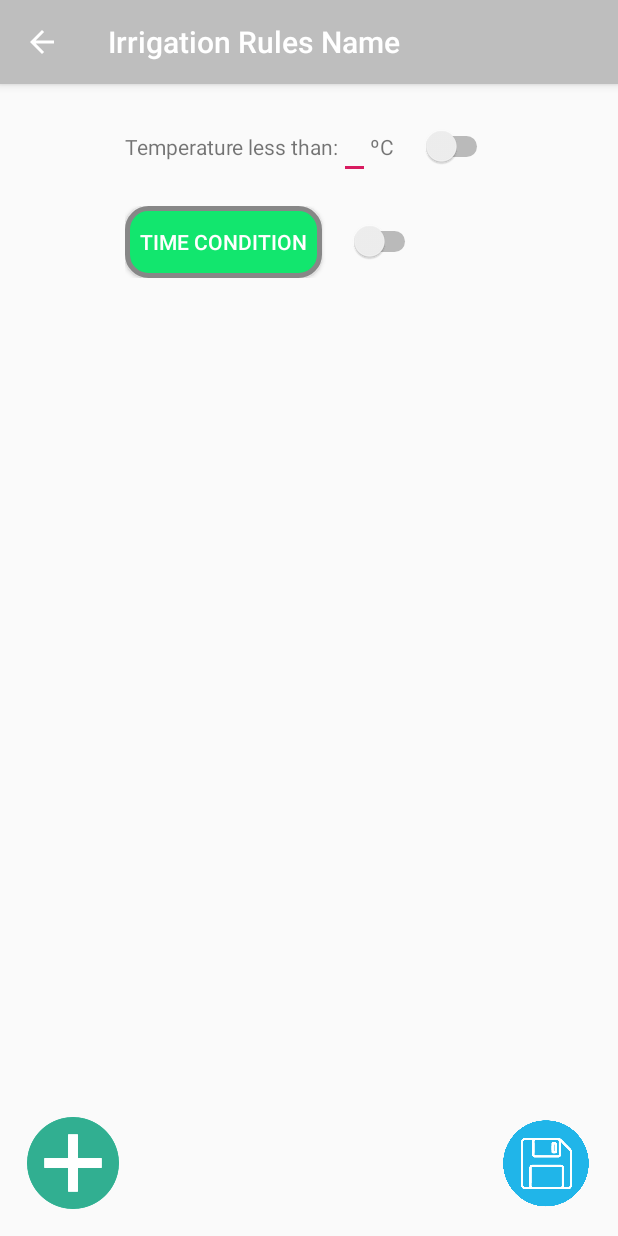
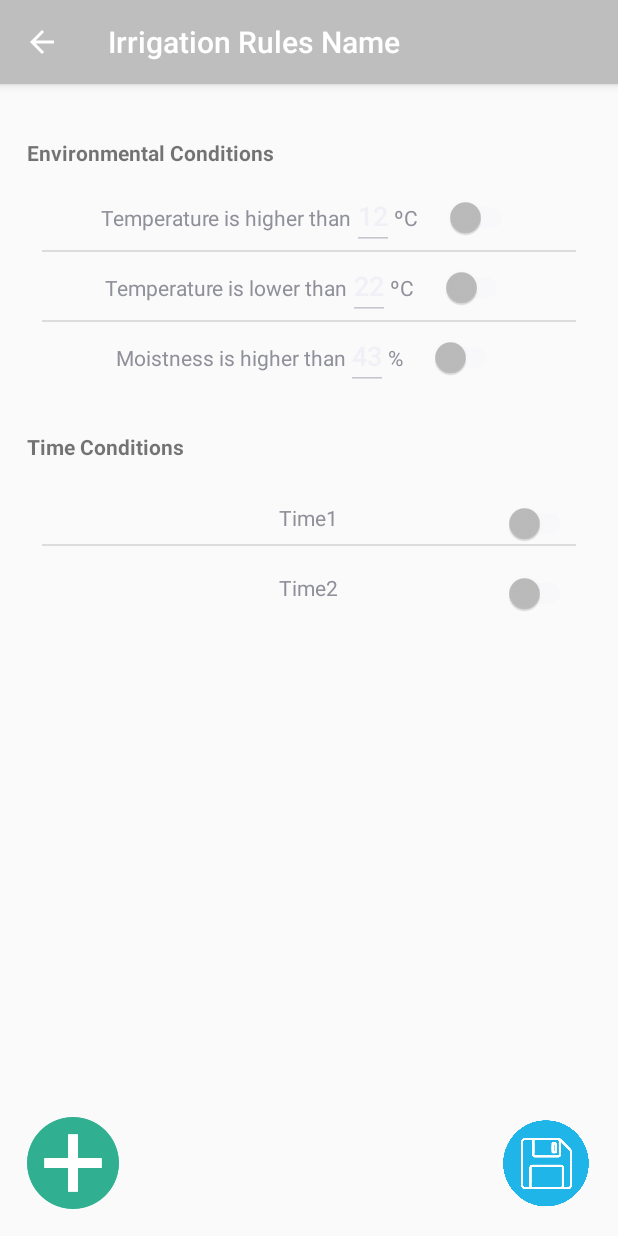
Before and after one commit to GarduinoTeam/Garduino, an Android app: the EditIrrigationRule screen opened directly, with no data from a screen before it, on a phone screen of 412 x 824 dp. Run offline under Robolectric (Android 15) with nearby library versions, the light colour scheme and no system bars.

Commit message:
Implemented listviews to list conditions

```diff
--- a/GarduinoAndroid/app/src/main/java/com/example/garduinoandroid/EditIrrigationRule.java
+++ b/GarduinoAndroid/app/src/main/java/com/example/garduinoandroid/EditIrrigationRule.java
@@ -6,14 +6,31 @@ import android.graphics.drawable.ColorDrawable;
 import android.os.Bundle;
 import android.view.MenuItem;
 import android.view.View;
+import android.widget.AdapterView;
 import android.widget.Button;
+import android.widget.ListView;
 
 import androidx.appcompat.app.ActionBar;
 import androidx.appcompat.app.AppCompatActivity;
 
 import java.io.Serializable;
+import java.util.ArrayList;
 
 public class EditIrrigationRule extends AppCompatActivity implements View.OnClickListener{
+
+
+    ListView listViewTime;
+    String[] labelListItems;
+    String[] valueListItems;
+    String[] measureListItems;
+    ArrayList<EditTextCondition> conditionArrayList;
+    EditTextConditionAdapter adapter;
+
+    RuleAdapter adapterTime;
+    ListView listViewEdit;
+    ArrayList<Rule> timeConditonArrayList;
+    String[] labelListTimeCondition;
+
     Button save;
     Button add;
     Button time;
@@ -21,6 +38,7 @@ public class EditIrrigationRule extends AppCompatActivity implements View.OnClic
     Boolean informationBoolean;
     Boolean addRule;
     String irrigationRules;
+
     @Override
     protected void onCreate(Bundle savedInstanceState) {
         ActionBar actionBar = getSupportActionBar();
@@ -39,8 +57,8 @@ public class EditIrrigationRule extends AppCompatActivity implements View.OnClic
         add = (Button) findViewById(R.id.addCondition);
         add.setOnClickListener(this);
 
-        time = (Button) findViewById(R.id.buttonTimeCondition);
-        time.setOnClickListener(this);
+//        time = (Button) findViewById(R.id.buttonTimeCondition);
+//        time.setOnClickListener(this);
 
         Bundle bundle = getIntent().getExtras();
         if(bundle != null) {
@@ -49,7 +67,50 @@ public class EditIrrigationRule extends AppCompatActivity implements View.OnClic
             addRule = (Boolean) getIntent().getExtras().get("addRule");
         }
 
+        //Start ListConditions
+        listViewEdit = (ListView) findViewById(R.id.listEditTextConditions);
+
+        labelListItems = getResources().getStringArray(R.array.conditionLabel);
+        valueListItems = getResources().getStringArray(R.array.valueCondition);
+        measureListItems = getResources().getStringArray(R.array.measureCondition);
+
+        conditionArrayList = new ArrayList<EditTextCondition>();
+        conditionArrayList.add(new EditTextCondition(1, labelListItems[0],valueListItems[0],measureListItems[0]));
+        conditionArrayList.add(new EditTextCondition(2, labelListItems[1],valueListItems[1],measureListItems[1]));
+        conditionArrayList.add(new EditTextCondition(3, labelListItems[2],valueListItems[2],measureListItems[2]));
+
+
+        adapter = new EditTextConditionAdapter(getApplicationContext(), conditionArrayList);
+        listViewEdit.setAdapter(adapter);
+
+        //End ListView
+
+        //Start ListTimeConditions
+        listViewTime = (ListView) findViewById(R.id.listTimeConditons);
+
+        labelListTimeCondition = getResources().getStringArray(R.array.timeConditionLabel);
+
+        timeConditonArrayList = new ArrayList<Rule>();
+        timeConditonArrayList.add(new Rule(1, labelListTimeCondition[0]));
+        timeConditonArrayList.add(new Rule(2, labelListTimeCondition[1]));
+
+        adapterTime = new RuleAdapter(getApplicationContext(), timeConditonArrayList);
+        listViewTime.setAdapter(adapterTime);
+
+        listViewTime.setOnItemClickListener(new AdapterView.OnItemClickListener() {
+            @Override
+            public void onItemClick(AdapterView<?> parent, View view, int position, long id) {
+                Rule timeCondition = (Rule) parent.getItemAtPosition(position);
+                Intent intent = new Intent(getApplication(), TimeConditions.class);
+                intent.putExtra("timeCondition", (Serializable) timeCondition);
+                intent.putExtra("object", (Serializable) obj);
+                intent.putExtra("btnSettingsDPS", informationBoolean);
+                startActivity(intent);
+            }
+        });
+
     }
+
     public boolean onOptionsItemSelected(MenuItem item){
         Intent myIntent = new Intent(getApplicationContext(), IrrigationRules.class);
         myIntent.putExtra("object", (Serializable) obj);
@@ -78,13 +139,13 @@ public class EditIrrigationRule extends AppCompatActivity implements View.OnClic
                 startActivity(intentAdd);
                 break;
 
-            case R.id.buttonTimeCondition:
-                Intent intentTime = new Intent(this, TimeConditions.class);
-                intentTime.putExtra("object", (Serializable) obj);
-                intentTime.putExtra("btnSettingsDPS", informationBoolean);
-                intentTime.putExtra("addRule", addRule);
-                startActivity(intentTime);
-                break;
+//            case R.id.buttonTimeCondition:
+//                Intent intentTime = new Intent(this, TimeConditions.class);
+//                intentTime.putExtra("object", (Serializable) obj);
+//                intentTime.putExtra("btnSettingsDPS", informationBoolean);
+//                intentTime.putExtra("addRule", addRule);
+//                startActivity(intentTime);
+//                break;
             default:
                 break;
         }
--- /dev/null
+++ b/GarduinoAndroid/app/src/main/java/com/example/garduinoandroid/EditTextCondition.java
@@ -0,0 +1,49 @@
+package com.example.garduinoandroid;
+
+import java.io.Serializable;
+
+public class EditTextCondition implements Serializable {
+    private int id;
+    private String title;
+    private String edit;
+    private String measure;
+
+    public EditTextCondition(int id, String title, String edit, String measure) {
+        this.id = id;
+        this.title = title;
+        this.edit = edit;
+        this.measure = measure;
+    }
+
+    public void setId(int id) {
+        this.id = id;
+    }
+
+    public int getId() {
+        return id;
+    }
+
+    public void setTitle(String title) {
+        this.title = title;
+    }
+
+    public String getTitle() {
+        return title;
+    }
+
+    public void setEdit(String edit) {
+        this.edit = edit;
+    }
+
+    public String getEdit() {
+        return edit;
+    }
+
+    public void setMeasure(String measure) {
+        this.measure = measure;
+    }
+
+    public String getMeasure() {
+        return measure;
+    }
+}
--- /dev/null
+++ b/GarduinoAndroid/app/src/main/java/com/example/garduinoandroid/EditTextConditionAdapter.java
@@ -0,0 +1,93 @@
+package com.example.garduinoandroid;
+
+import android.content.Context;
+import android.view.LayoutInflater;
+import android.view.View;
+import android.view.ViewGroup;
+import android.widget.BaseAdapter;
+import android.widget.CompoundButton;
+import android.widget.EditText;
+import android.widget.ImageView;
+import android.widget.Switch;
+import android.widget.TextView;
+import android.widget.Toast;
+
+import java.util.ArrayList;
+import java.util.List;
+import java.util.Locale;
+
+public class EditTextConditionAdapter extends BaseAdapter
+{
+    Context context;
+    List<EditTextCondition> listObjects;
+    ArrayList<EditTextCondition> arrayList;
+
+    public EditTextConditionAdapter(Context context, List<EditTextCondition> listObjects) {
+        this.context = context;
+        this.listObjects = listObjects;
+        this.arrayList = new ArrayList<EditTextCondition>();
+        this.arrayList.addAll(listObjects);
+    }
+
+    public void filter(String charText){
+        charText = charText.toLowerCase(Locale.getDefault());
+        listObjects.clear();
+        if (charText.length()==0){
+            listObjects.addAll(arrayList);
+        }
+        else {
+            for (EditTextCondition data : arrayList){
+                if (data.getTitle().toLowerCase(Locale.getDefault())
+                        .contains(charText)){
+                    listObjects.add(data);
+                }
+            }
+        }
+        notifyDataSetChanged();
+    }
+
+    @Override
+    public int getCount() {
+        return listObjects.size();
+    }
+
+    @Override
+    public Object getItem(int position) {
+        return listObjects.get(position);
+    }
+
+    @Override
+    public long getItemId(int position) {
+        return listObjects.get(position).getId();
+    }
+
+    @Override
+    public View getView(int position, View convertView, ViewGroup parent) {
+        View view;
+
+        LayoutInflater inflate = LayoutInflater.from(context);
+        view = inflate.inflate(R.layout.edit_condition_list, null);
+
+        EditText edit = (EditText) view.findViewById(R.id.editTextEditCondition);
+        TextView title = (TextView) view.findViewById(R.id.textVieweEditCondition);
+        TextView measure = (TextView) view.findViewById(R.id.measureEditCondition);
+        Switch sw = (Switch) view.findViewById(R.id.switchEditCondition);
+
+        sw.setOnCheckedChangeListener(new CompoundButton.OnCheckedChangeListener() {
+            @Override
+            public void onCheckedChanged(CompoundButton buttonView, boolean isChecked) {
+                if(isChecked){
+                    Toast.makeText(context, "On", Toast.LENGTH_SHORT).show();
+                } else {
+                    Toast.makeText(context, "Off", Toast.LENGTH_SHORT).show();
+                }
+            }
+        });
+
+        title.setText(listObjects.get(position).getTitle());
+        edit.setText(listObjects.get(position).getEdit());
+        measure.setText(listObjects.get(position).getMeasure());
+
+        return view;
+    }
+}
--- /dev/null
+++ b/GarduinoAndroid/app/src/main/res/layout/edit_condition_list.xml
@@ -0,0 +1,40 @@
+<?xml version="1.0" encoding="utf-8"?>
+<RelativeLayout xmlns:android="http://schemas.android.com/apk/res/android"
+    android:orientation="horizontal"
+    android:layout_width="match_parent"
+    android:layout_height="match_parent"
+    android:layout_margin="18dp">
+
+        <LinearLayout
+            android:id="@+id/editTextCondition"
+            android:layout_width="wrap_content"
+            android:layout_height="wrap_content"
+            android:orientation="horizontal"
+            android:layout_centerHorizontal="true">
+                <TextView
+                    android:id="@+id/textVieweEditCondition"
+                    android:layout_width="wrap_content"
+                    android:layout_height="wrap_content"
+                    android:text="@string/editTemperatureIrrig" />
+
+                <EditText
+                    android:id="@+id/editTextEditCondition"
+                    android:layout_width="wrap_content"
+                    android:layout_height="wrap_content" />
+                <TextView
+                    android:id="@+id/measureEditCondition"
+                    android:layout_width="wrap_content"
+                    android:layout_height="wrap_content"
+                    android:text="@string/editTemperatureIrrigC"
+                    android:layout_marginRight="@dimen/dim_18"
+                    />
+
+                <Switch
+                    android:id="@+id/switchEditCondition"
+                    android:layout_width="wrap_content"
+                    android:layout_height="wrap_content"
+                    android:focusable="false"
+                    android:importantForAccessibility="no"/>
+
+        </LinearLayout>
+</RelativeLayout>
--- a/GarduinoAndroid/app/src/main/res/layout/edit_irrigation_rule.xml
+++ b/GarduinoAndroid/app/src/main/res/layout/edit_irrigation_rule.xml
@@ -3,60 +3,88 @@
     android:orientation="vertical" android:layout_width="match_parent"
     android:layout_height="match_parent"
     android:layout_margin="18dp">
-
     <LinearLayout
-        android:id="@+id/temperature"
         android:layout_width="wrap_content"
         android:layout_height="wrap_content"
-        android:orientation="horizontal"
-        android:layout_centerHorizontal="true">
-            <TextView
-                android:layout_width="wrap_content"
-                android:layout_height="wrap_content"
-                android:text="@string/editTemperatureIrrig" />
-
-            <EditText
-                android:layout_width="wrap_content"
-                android:layout_height="wrap_content" />
-            <TextView
-                android:layout_width="wrap_content"
-                android:layout_height="wrap_content"
-                android:text="@string/editTemperatureIrrigC"
-                android:layout_marginRight="@dimen/dim_18"
-                />
-
-            <Switch
-                android:layout_width="wrap_content"
-                android:layout_height="wrap_content" />
-
+        android:orientation="vertical">
+        <TextView
+            android:layout_width="match_parent"
+            android:layout_height="wrap_content"
+            android:text="@string/environmentalConditions"
+            android:textStyle="bold"
+            android:paddingTop="@dimen/dim_18"/>
+        <ListView
+            android:id="@+id/listEditTextConditions"
+            android:layout_width="match_parent"
+            android:layout_height="match_parent"
+            android:padding="@dimen/dim_10" />
+        <TextView
+            android:layout_width="match_parent"
+            android:layout_height="wrap_content"
+            android:text="@string/timeConditions"
+            android:textStyle="bold"
+            android:paddingTop="@dimen/dim_18"/>
+        <ListView
+            android:id="@+id/listTimeConditons"
+            android:layout_width="match_parent"
+            android:layout_height="match_parent"
+            android:padding="@dimen/dim_10" />
     </LinearLayout>
 
 
+<!--    <LinearLayout-->
+<!--        android:id="@+id/temperature"-->
+<!--        android:layout_width="wrap_content"-->
+<!--        android:layout_height="wrap_content"-->
+<!--        android:orientation="horizontal"-->
+<!--        android:layout_centerHorizontal="true">-->
+<!--            <TextView-->
+<!--                android:layout_width="wrap_content"-->
+<!--                android:layout_height="wrap_content"-->
+<!--                android:text="@string/editTemperatureIrrig" />-->
 
-    <LinearLayout
-        android:id="@+id/timeCondition"
-        android:layout_width="wrap_content"
-        android:layout_height="wrap_content"
-        android:orientation="horizontal"
-        android:layout_below="@+id/temperature"
-        android:paddingTop="18dp"
-        android:layout_alignLeft="@+id/temperature">
+<!--            <EditText-->
+<!--                android:layout_width="wrap_content"-->
+<!--                android:layout_height="wrap_content" />-->
+<!--            <TextView-->
+<!--                android:layout_width="wrap_content"-->
+<!--                android:layout_height="wrap_content"-->
+<!--                android:text="@string/editTemperatureIrrigC"-->
+<!--                android:layout_marginRight="@dimen/dim_18"-->
+<!--                />-->
 
-        <Button
-            android:id="@+id/buttonTimeCondition"
-            android:layout_width="wrap_content"
-            android:layout_height="wrap_content"
-            android:layout_marginRight="@dimen/dim_18"
-            android:text="@string/btnTimeCondition"
-            android:padding="@dimen/dim_10"
-            android:textColor="#FFFFFF"
-            android:background="@drawable/custom_button"/>
+<!--            <Switch-->
+<!--                android:layout_width="wrap_content"-->
+<!--                android:layout_height="wrap_content" />-->
 
-        <Switch
-            android:layout_width="wrap_content"
-            android:layout_height="wrap_content"
-            />
-    </LinearLayout>
+<!--    </LinearLayout>-->
+
+
+
+<!--    <LinearLayout-->
+<!--        android:id="@+id/timeCondition"-->
+<!--        android:layout_width="wrap_content"-->
+<!--        android:layout_height="wrap_content"-->
+<!--        android:orientation="horizontal"-->
+<!--        android:layout_below="@+id/temperature"-->
+<!--        android:paddingTop="18dp"-->
+<!--        android:layout_alignLeft="@+id/temperature">-->
+
+<!--        <Button-->
+<!--            android:id="@+id/buttonTimeCondition"-->
+<!--            android:layout_width="wrap_content"-->
+<!--            android:layout_height="wrap_content"-->
+<!--            android:layout_marginRight="@dimen/dim_18"-->
+<!--            android:text="@string/btnTimeCondition"-->
+<!--            android:padding="@dimen/dim_10"-->
+<!--            android:textColor="#FFFFFF"-->
+<!--            android:background="@drawable/custom_button"/>-->
+
+<!--        <Switch-->
+<!--            android:layout_width="wrap_content"-->
+<!--            android:layout_height="wrap_content"-->
+<!--            />-->
+<!--    </LinearLayout>-->
 
     <Button
         android:id="@+id/addCondition"
--- a/GarduinoAndroid/app/src/main/res/values/strings.xml
+++ b/GarduinoAndroid/app/src/main/res/values/strings.xml
@@ -31,6 +31,38 @@
     <string name="btn_settings_information_irrigation_rules">IRRIGATION RULES</string>
     <string name="tv_settings_information_hint_device">Device name 1</string>
     <string name="btn_settings_information_save">SAVE</string>
+
+    <!--                              LIST ITEMS conditionLabel                                  -->
+
+    <string-array name="timeConditionLabel" >
+        <item>Time1</item>
+        <item>Time2</item>
+    </string-array>
+
+
+    <!--                              LIST ITEMS conditionLabel                                  -->
+
+    <string-array name="conditionLabel" >
+        <item>Temperature is higher than</item>
+        <item>Temperature is lower than</item>
+        <item>Moistness is higher than</item>
+    </string-array>
+
+    <!--                              LIST ITEMS valueCondition                                   -->
+
+    <string-array name="valueCondition" >
+        <item>12</item>
+        <item>22</item>
+        <item>43</item>
+    </string-array>
+
+    <!--                              LIST ITEMS mesureCondition                                   -->
+
+    <string-array name="measureCondition" >
+        <item>ºC</item>
+        <item>ºC</item>
+        <item>%</item>
+    </string-array>
 
     <!--                              LIST ITEMS ACTIVITY MAIN                                   -->
 
@@ -104,7 +136,8 @@
     <string name="btnRuleNameCreate">Create</string>
 
     <!--                            EDIT IRRIGATION RULE                                         -->
-
+    <string name="environmentalConditions" translatable="false"> Environmental Conditions</string>
+    <string name="timeConditions" translatable="false">Time Conditions</string>
     <string name="editTemperatureIrrig">Temperature less than:</string>
     <string name="editTemperatureIrrigC">ºC</string>
     <string name="btnTimeCondition">Time condition</string>
```
